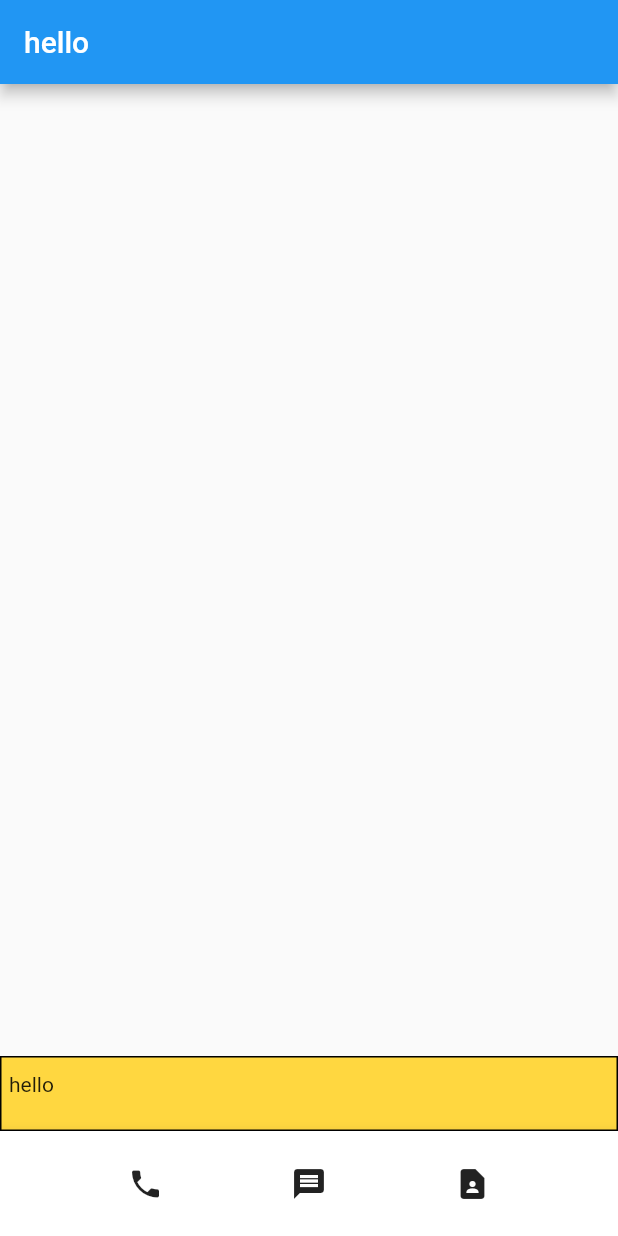
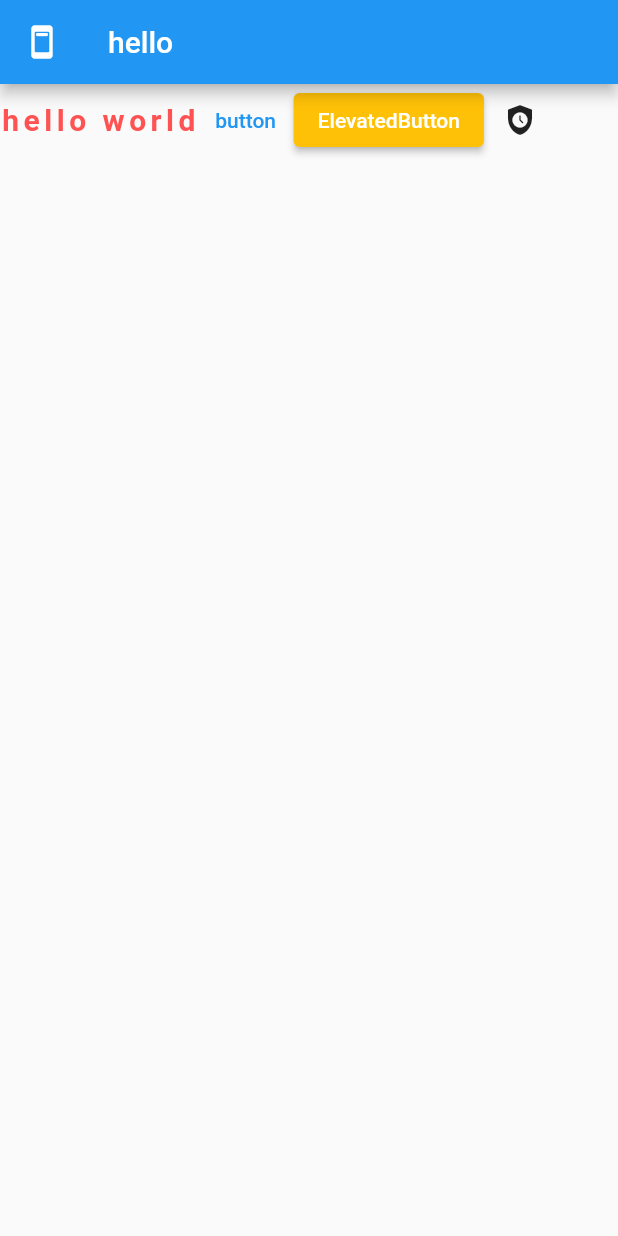
Before and after one commit to hogyun3709/flutter_first_tutorial, a Flutter app: the screen it shows after launch, on a phone screen of 412 x 824 dp. Run offline on Flutter 3.47's test engine with Material 2 defaults, Android fonts, the phone set to English and light mode, and no system bars.

Commit message:
Typography와 layout 만드는법: basic styling practices

```diff
--- a/lib/main.dart
+++ b/lib/main.dart
@@ -11,34 +11,36 @@ class MyApp extends StatelessWidget {
   Widget build(BuildContext context) {
     return MaterialApp(
         home: Scaffold(
-          appBar: AppBar(title: const Text('hello')),
-          body: Align(
-            alignment: Alignment.bottomCenter,
-            child: Container(
-              width: double.infinity,
-              height: 50,
-              margin: const EdgeInsets.all(0),
-              padding: const EdgeInsets.fromLTRB(5, 10, 0, 10),
-              decoration: BoxDecoration(
-                border: Border.all(color: Colors.black),
-                color: Colors.amberAccent,
-              ),
-              child: const Text('hello'),
+      appBar: AppBar(
+          centerTitle: false,
+          leading: const Icon(Icons.ad_units_rounded),
+          title: const Text(
+            'hello',
+          )),
+      body: SizedBox(
+        child: Row(
+          children: [
+            const Text(
+              'hello world',
+              style: TextStyle(
+                  color: Colors.redAccent,
+                  fontSize: 20,
+                  letterSpacing: 3,
+                  fontWeight: FontWeight.w700),
             ),
-          ),
-          bottomNavigationBar: BottomAppBar(
-            child: SizedBox(
-              height: 70,
-              child: Row(
-                mainAxisAlignment: MainAxisAlignment.spaceEvenly,
-                children: const [
-                  Icon(Icons.phone),
-                  Icon(Icons.message),
-                  Icon(Icons.contact_page),
-                ],
-              ),
+            TextButton(onPressed: () {}, child: const Text('button')),
+            // 구글 물 뺀 디자인 - Inkwell 효과삭제
+            ElevatedButton(
+              onPressed: () {},
+              style: ButtonStyle(
+                  backgroundColor: MaterialStateProperty.all(Colors.amber),
+                  splashFactory: NoSplash.splashFactory),
+              child: const Text('ElevatedButton'),
             ),
-          ),
-        ));
+            IconButton(onPressed: () {}, icon: const Icon(Icons.safety_check))
+          ],
+        ),
+      ),
+    ));
   }
 }
```
